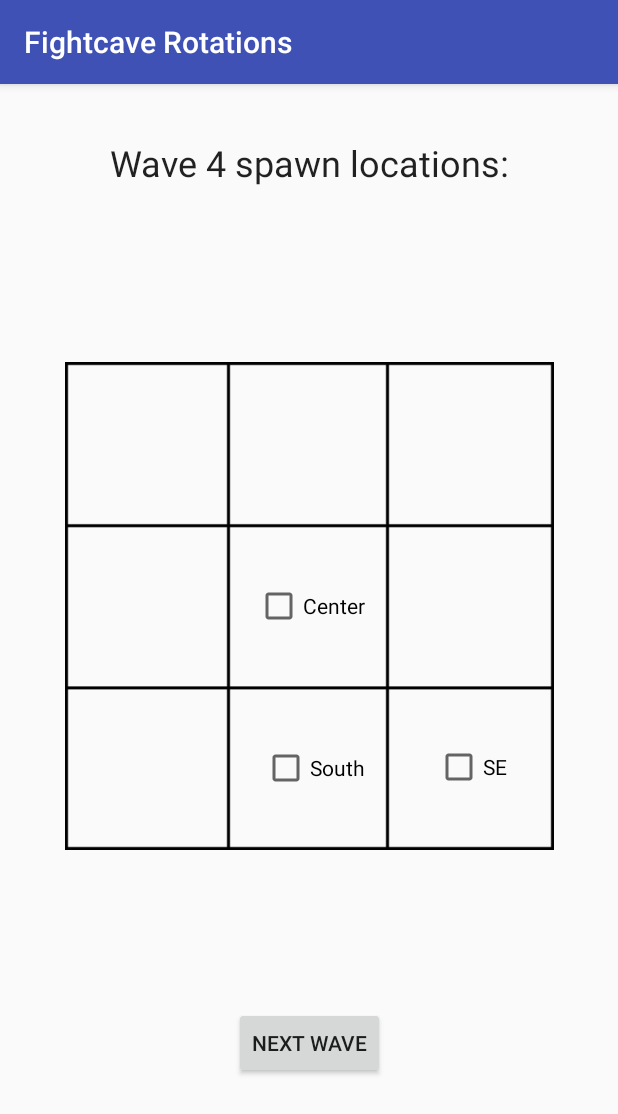
After one commit to wa1id/FightcaveRotations, an Android app: the Setup3Activity screen opened directly, with no data from a screen before it, on a phone screen of 412 x 824 dp. The commit adds this screen. Shown: the top 1114 px of the screen. Run offline under Robolectric (Android 15) with nearby library versions, the phone set to English and light mode, and no system bars.

Commit message:
Start handicap (wave 4) setup intent

```diff
--- a/app/src/main/AndroidManifest.xml
+++ b/app/src/main/AndroidManifest.xml
@@ -21,7 +21,8 @@
         </activity>
         <activity android:name=".SetupActivity" />
         <activity android:name=".Setup2Activity" />
-        <activity android:name=".FinalActivity"></activity>
+        <activity android:name=".FinalActivity" />
+        <activity android:name=".Setup3Activity"></activity>
     </application>
 
 </manifest>
--- a/app/src/main/java/com/example/walid/fightcaverotations/Setup2Activity.java
+++ b/app/src/main/java/com/example/walid/fightcaverotations/Setup2Activity.java
@@ -7,8 +7,15 @@ import android.os.Bundle;
 import android.view.View;
 import android.widget.Button;
 import android.widget.CheckBox;
+import android.widget.TextView;
 
 public class Setup2Activity extends AppCompatActivity {
+
+    private CheckBox checkNW;
+    private CheckBox checkCenter;
+    private CheckBox checkSW;
+    private CheckBox checkSouth;
+    private CheckBox checkSE;
 
     @Override
     protected void onCreate(Bundle savedInstanceState) {
@@ -16,6 +23,11 @@ public class Setup2Activity extends AppCompatActivity {
         setContentView(R.layout.activity_setup2);
 
         Button buttonNext = (Button) findViewById(R.id.buttonNext);
+        checkNW = (CheckBox) findViewById(R.id.checkNW);
+        checkCenter = (CheckBox) findViewById(R.id.checkCenter);
+        checkSW = (CheckBox) findViewById(R.id.checkSW);
+        checkSouth = (CheckBox) findViewById(R.id.checkSouth);
+        checkSE = (CheckBox) findViewById(R.id.checkSE);
 
         buttonNext.setOnClickListener(new View.OnClickListener(){
 
@@ -24,7 +36,8 @@ public class Setup2Activity extends AppCompatActivity {
                 if (getStart() == -1) {
                     Snackbar.make(view, getString(R.string.error_wrong_selection), Snackbar.LENGTH_LONG).setAction("Action", null).show();
                 } else if (getStart() == 99) {
-                    //TODO: go to next intent and setup handicap wave
+                    Intent intent = new Intent(Setup2Activity.this, Setup3Activity.class);
+                    startActivity(intent);
                 } else {
                     Intent intent = new Intent(Setup2Activity.this, FinalActivity.class);
                     intent.putExtra("start", getStart());
@@ -37,11 +50,6 @@ public class Setup2Activity extends AppCompatActivity {
     }
 
     private void ShowCorrectCheckboxes() {
-        CheckBox checkNW = (CheckBox) findViewById(R.id.checkNW);
-        CheckBox checkCenter = (CheckBox) findViewById(R.id.checkCenter);
-        CheckBox checkSW = (CheckBox) findViewById(R.id.checkSW);
-        CheckBox checkSouth = (CheckBox) findViewById(R.id.checkSouth);
-        CheckBox checkSE = (CheckBox) findViewById(R.id.checkSE);
 
         if (getIntent().getIntExtra("checked", 0) == 0) {
             //TODO: Print error, it cannot be 0...
@@ -90,12 +98,6 @@ public class Setup2Activity extends AppCompatActivity {
     }
 
     private int getStart() {
-        CheckBox checkNW = (CheckBox) findViewById(R.id.checkNW);
-        CheckBox checkCenter = (CheckBox) findViewById(R.id.checkCenter);
-        CheckBox checkSW = (CheckBox) findViewById(R.id.checkSW);
-        CheckBox checkSouth = (CheckBox) findViewById(R.id.checkSouth);
-        CheckBox checkSE = (CheckBox) findViewById(R.id.checkSE);
-
         int start = -1;
         int spawnWave1 = getIntent().getIntExtra("checked", 0);
 
--- /dev/null
+++ b/app/src/main/java/com/example/walid/fightcaverotations/Setup3Activity.java
@@ -0,0 +1,36 @@
+package com.example.walid.fightcaverotations;
+
+import android.support.v7.app.AppCompatActivity;
+import android.os.Bundle;
+import android.view.View;
+import android.widget.Button;
+import android.widget.CheckBox;
+
+public class Setup3Activity extends AppCompatActivity {
+
+    private CheckBox checkCenter;
+    private CheckBox checkSouth;
+    private CheckBox checkSE;
+
+    @Override
+    protected void onCreate(Bundle savedInstanceState) {
+        super.onCreate(savedInstanceState);
+        setContentView(R.layout.activity_setup3);
+
+        checkCenter = (CheckBox) findViewById(R.id.checkCenter);
+        checkSouth = (CheckBox) findViewById(R.id.checkSouth);
+        checkSE = (CheckBox) findViewById(R.id.checkSE);
+        checkCenter.setVisibility(View.VISIBLE);
+        checkSouth.setVisibility(View.VISIBLE);
+        checkSE.setVisibility(View.VISIBLE);
+        Button buttonNextWave = (Button) findViewById(R.id.buttonNext);
+
+        buttonNextWave.setOnClickListener(new View.OnClickListener(){
+
+            @Override
+            public void onClick(View v) {
+
+            }
+        });
+    }
+}
--- /dev/null
+++ b/app/src/main/res/layout/activity_setup3.xml
@@ -0,0 +1,132 @@
+<?xml version="1.0" encoding="utf-8"?>
+<android.support.constraint.ConstraintLayout xmlns:android="http://schemas.android.com/apk/res/android"
+    xmlns:app="http://schemas.android.com/apk/res-auto"
+    xmlns:tools="http://schemas.android.com/tools"
+    android:layout_width="match_parent"
+    android:layout_height="match_parent"
+    tools:context="com.example.walid.fightcaverotations.Setup3Activity">
+
+    <Button
+        android:id="@+id/buttonNext"
+        android:layout_width="wrap_content"
+        android:layout_height="wrap_content"
+        android:layout_marginBottom="8dp"
+        android:layout_marginLeft="8dp"
+        android:layout_marginRight="8dp"
+        android:layout_marginTop="8dp"
+        android:text="@string/next_wave"
+        app:layout_constraintBottom_toBottomOf="parent"
+        app:layout_constraintLeft_toLeftOf="parent"
+        app:layout_constraintRight_toRightOf="parent"
+        app:layout_constraintTop_toBottomOf="@+id/imageGrid" />
+
+    <TextView
+        android:id="@+id/textView"
+        android:layout_width="wrap_content"
+        android:layout_height="wrap_content"
+        android:layout_marginLeft="8dp"
+        android:layout_marginRight="8dp"
+        android:layout_marginTop="36dp"
+        android:text="@string/wave_4"
+        android:textAppearance="@style/TextAppearance.AppCompat.Headline"
+        app:layout_constraintLeft_toLeftOf="parent"
+        app:layout_constraintRight_toRightOf="parent"
+        app:layout_constraintTop_toTopOf="parent" />
+
+    <ImageView
+        android:id="@+id/imageGrid"
+        android:layout_width="wrap_content"
+        android:layout_height="wrap_content"
+        android:layout_marginBottom="8dp"
+        android:layout_marginTop="8dp"
+        android:contentDescription="@string/grid"
+        app:layout_constraintBottom_toBottomOf="parent"
+        app:layout_constraintTop_toBottomOf="@+id/textView"
+        app:srcCompat="@drawable/grid"
+        android:layout_marginRight="8dp"
+        app:layout_constraintVertical_bias="0.304"
+        app:layout_constraintRight_toRightOf="parent"
+        android:layout_marginLeft="8dp"
+        app:layout_constraintLeft_toLeftOf="parent" />
+
+    <CheckBox
+        android:id="@+id/checkNW"
+        android:layout_width="wrap_content"
+        android:layout_height="wrap_content"
+        android:layout_marginLeft="8dp"
+        android:layout_marginRight="8dp"
+        android:layout_marginTop="36dp"
+        android:text="@string/nw"
+        android:visibility="invisible"
+        app:layout_constraintHorizontal_bias="0.082"
+        app:layout_constraintLeft_toLeftOf="@+id/imageGrid"
+        app:layout_constraintRight_toRightOf="@+id/imageGrid"
+        app:layout_constraintTop_toTopOf="@+id/imageGrid" />
+
+    <CheckBox
+        android:id="@+id/checkCenter"
+        android:layout_width="wrap_content"
+        android:layout_height="wrap_content"
+        android:layout_marginBottom="8dp"
+        android:layout_marginLeft="8dp"
+        android:layout_marginRight="8dp"
+        android:layout_marginTop="8dp"
+        android:text="@string/center"
+        android:visibility="invisible"
+        app:layout_constraintBottom_toBottomOf="@+id/imageGrid"
+        app:layout_constraintLeft_toLeftOf="@+id/imageGrid"
+        app:layout_constraintRight_toRightOf="@+id/imageGrid"
+        app:layout_constraintTop_toTopOf="@+id/imageGrid" />
+
+    <CheckBox
+        android:id="@+id/checkSW"
+        android:layout_width="wrap_content"
+        android:layout_height="wrap_content"
+        android:layout_marginBottom="8dp"
+        android:layout_marginLeft="8dp"
+        android:layout_marginRight="8dp"
+        android:layout_marginTop="8dp"
+        android:text="@string/sw"
+        android:visibility="invisible"
+        app:layout_constraintBottom_toBottomOf="@+id/imageGrid"
+        app:layout_constraintHorizontal_bias="0.08"
+        app:layout_constraintLeft_toLeftOf="@+id/imageGrid"
+        app:layout_constraintRight_toRightOf="@+id/imageGrid"
+        app:layout_constraintTop_toBottomOf="@+id/checkNW"
+        app:layout_constraintVertical_bias="0.856" />
+
+    <CheckBox
+        android:id="@+id/checkSouth"
+        android:layout_width="wrap_content"
+        android:layout_height="wrap_content"
+        android:layout_marginBottom="8dp"
+        android:layout_marginLeft="8dp"
+        android:layout_marginRight="8dp"
+        android:layout_marginTop="8dp"
+        android:text="@string/south"
+        android:visibility="invisible"
+        app:layout_constraintBottom_toBottomOf="@+id/imageGrid"
+        app:layout_constraintHorizontal_bias="0.263"
+        app:layout_constraintLeft_toRightOf="@+id/checkSW"
+        app:layout_constraintRight_toRightOf="@+id/imageGrid"
+        app:layout_constraintTop_toBottomOf="@+id/checkCenter"
+        app:layout_constraintVertical_bias="0.686" />
+
+    <CheckBox
+        android:id="@+id/checkSE"
+        android:layout_width="wrap_content"
+        android:layout_height="wrap_content"
+        android:layout_marginBottom="8dp"
+        android:layout_marginLeft="8dp"
+        android:layout_marginRight="8dp"
+        android:layout_marginTop="8dp"
+        android:text="@string/se"
+        android:visibility="invisible"
+        app:layout_constraintBottom_toBottomOf="@+id/imageGrid"
+        app:layout_constraintHorizontal_bias="0.627"
+        app:layout_constraintLeft_toRightOf="@+id/checkSouth"
+        app:layout_constraintRight_toRightOf="@+id/imageGrid"
+        app:layout_constraintTop_toTopOf="@+id/imageGrid"
+        app:layout_constraintVertical_bias="0.888" />
+
+</android.support.constraint.ConstraintLayout>
--- a/app/src/main/res/values/strings.xml
+++ b/app/src/main/res/values/strings.xml
@@ -19,4 +19,5 @@
     <string name="error_checked_two">There is only 1 spawn this wave.</string>
     <string name="prev_wave">Back</string>
     <string name="compass">compass</string>
+    <string name="wave_4">Wave 4 spawn locations:</string>
 </resources>
```
